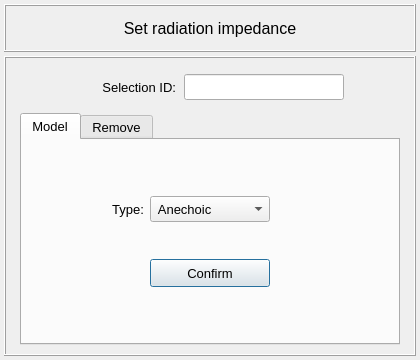
Above: pulse/interface/data/ui_files/model/setup/acoustic/radiation_impedance_input.ui from open-pulse/OpenPulse before the change. Below: the same form after it.
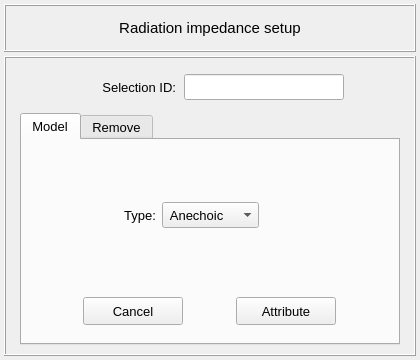
That is the form after the change.

Commit message: Adds a cancel button on the acoustic model window inputs

```diff
--- a/pulse/interface/data/ui_files/model/setup/acoustic/radiation_impedance_input.ui
+++ b/pulse/interface/data/ui_files/model/setup/acoustic/radiation_impedance_input.ui
@@ -92,14 +92,14 @@
         <property name="font">
          <font>
           <family>MS Shell Dlg 2</family>
-          <pointsize>12</pointsize>
+          <pointsize>11</pointsize>
           <weight>50</weight>
           <italic>false</italic>
           <bold>false</bold>
          </font>
         </property>
         <property name="text">
-         <string>Set radiation impedance</string>
+         <string>Radiation impedance setup</string>
         </property>
         <property name="textFormat">
          <enum>Qt::AutoText</enum>
@@ -294,19 +294,22 @@
          </attribute>
          <layout class="QGridLayout" name="gridLayout_12">
           <property name="leftMargin">
-           <number>2</number>
+           <number>8</number>
           </property>
           <property name="topMargin">
-           <number>2</number>
+           <number>8</number>
           </property>
           <property name="rightMargin">
-           <number>2</number>
+           <number>8</number>
           </property>
           <property name="bottomMargin">
-           <number>2</number>
+           <number>8</number>
           </property>
-          <property name="spacing">
-           <number>2</number>
+          <property name="horizontalSpacing">
+           <number>8</number>
+          </property>
+          <property name="verticalSpacing">
+           <number>4</number>
           </property>
           <item row="0" column="0">
            <widget class="QFrame" name="frame_8">
@@ -470,17 +473,56 @@
                </property>
               </spacer>
              </item>
-             <item row="1" column="2">
-              <widget class="QPushButton" name="pushButton_attribution">
+            </layout>
+           </widget>
+          </item>
+          <item row="1" column="0">
+           <widget class="QFrame" name="frame_2">
+            <property name="minimumSize">
+             <size>
+              <width>0</width>
+              <height>48</height>
+             </size>
+            </property>
+            <property name="maximumSize">
+             <size>
+              <width>16777215</width>
+              <height>48</height>
+             </size>
+            </property>
+            <property name="frameShape">
+             <enum>QFrame::NoFrame</enum>
+            </property>
+            <property name="frameShadow">
+             <enum>QFrame::Raised</enum>
+            </property>
+            <layout class="QGridLayout" name="gridLayout_2">
+             <property name="leftMargin">
+              <number>8</number>
+             </property>
+             <property name="topMargin">
+              <number>8</number>
+             </property>
+             <property name="rightMargin">
+              <number>8</number>
+             </property>
+             <property name="bottomMargin">
+              <number>8</number>
+             </property>
+             <property name="spacing">
+              <number>8</number>
+             </property>
+             <item row="0" column="0">
+              <widget class="QPushButton" name="pushButton_cancel">
                <property name="minimumSize">
                 <size>
-                 <width>120</width>
+                 <width>100</width>
                  <height>28</height>
                 </size>
                </property>
                <property name="maximumSize">
                 <size>
-                 <width>120</width>
+                 <width>100</width>
                  <height>28</height>
                 </size>
                </property>
@@ -497,7 +539,44 @@
                 <string notr="true"/>
                </property>
                <property name="text">
-                <string>Confirm</string>
+                <string>Cancel</string>
+               </property>
+               <property name="autoDefault">
+                <bool>false</bool>
+               </property>
+              </widget>
+             </item>
+             <item row="0" column="1">
+              <widget class="QPushButton" name="pushButton_attribute">
+               <property name="minimumSize">
+                <size>
+                 <width>100</width>
+                 <height>28</height>
+                </size>
+               </property>
+               <property name="maximumSize">
+                <size>
+                 <width>100</width>
+                 <height>28</height>
+                </size>
+               </property>
+               <property name="font">
+                <font>
+                 <family>MS Shell Dlg 2</family>
+                 <pointsize>10</pointsize>
+                 <weight>50</weight>
+                 <italic>false</italic>
+                 <bold>false</bold>
+                </font>
+               </property>
+               <property name="styleSheet">
+                <string notr="true"/>
+               </property>
+               <property name="text">
+                <string>Attribute</string>
+               </property>
+               <property name="autoDefault">
+                <bool>false</bool>
                </property>
               </widget>
              </item>
```
Left out of the diff: 109 changed lines with no effect on the pictures. The commit also changes 10 other files.
